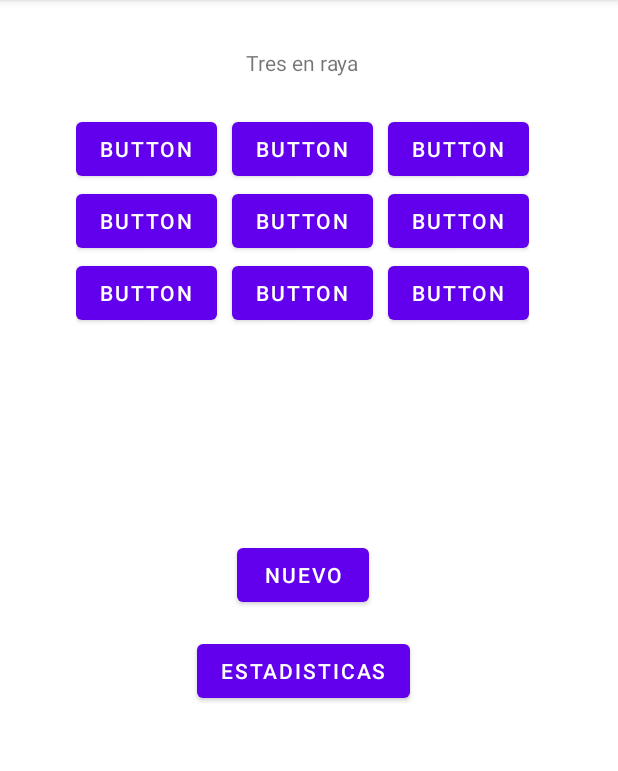
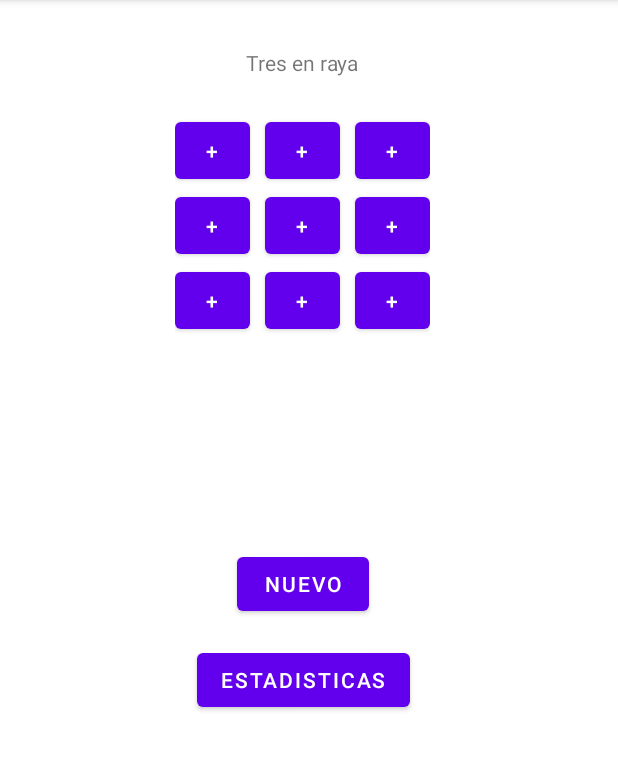
Before and after one commit to Melanie1800/APP_Lab1, an Android app: the TresActivity screen opened directly, with no data from a screen before it, on a phone screen of 412 x 824 dp, the part 84-855 px from its top. Run offline under Robolectric (Android 15) with nearby library versions, the phone set to English and light mode, and no system bars.

Commit message:
interfaz tres

```diff
--- a/app/src/main/res/layout/activity_tres.xml
+++ b/app/src/main/res/layout/activity_tres.xml
@@ -4,6 +4,7 @@
     xmlns:tools="http://schemas.android.com/tools"
     android:layout_width="match_parent"
     android:layout_height="match_parent"
+    android:minWidth="50dp"
     tools:context=".TresActivity">
 
     <TextView
@@ -31,9 +32,9 @@
 
             <Button
                 android:id="@+id/btn1_tres"
-                android:layout_width="wrap_content"
-                android:layout_height="wrap_content"
-                android:text="Button" />
+                android:layout_width="50dp"
+                android:layout_height="50dp"
+                android:text="+" />
 
             <Space
                 android:layout_width="10dp"
@@ -41,9 +42,9 @@
 
             <Button
                 android:id="@+id/btn2_tres"
-                android:layout_width="wrap_content"
-                android:layout_height="wrap_content"
-                android:text="Button" />
+                android:layout_width="50dp"
+                android:layout_height="50dp"
+                android:text="+" />
 
             <Space
                 android:layout_width="10dp"
@@ -51,9 +52,9 @@
 
             <Button
                 android:id="@+id/btn3_tres"
-                android:layout_width="wrap_content"
-                android:layout_height="wrap_content"
-                android:text="Button" />
+                android:layout_width="50dp"
+                android:layout_height="50dp"
+                android:text="+" />
 
         </TableRow>
 
@@ -63,9 +64,9 @@
 
             <Button
                 android:id="@+id/btn4_tres"
-                android:layout_width="wrap_content"
-                android:layout_height="wrap_content"
-                android:text="Button" />
+                android:layout_width="50dp"
+                android:layout_height="50dp"
+                android:text="+" />
 
             <Space
                 android:layout_width="10dp"
@@ -73,9 +74,9 @@
 
             <Button
                 android:id="@+id/btn5_tres"
-                android:layout_width="wrap_content"
-                android:layout_height="wrap_content"
-                android:text="Button" />
+                android:layout_width="50dp"
+                android:layout_height="50dp"
+                android:text="+" />
 
             <Space
                 android:layout_width="10dp"
@@ -83,9 +84,9 @@
 
             <Button
                 android:id="@+id/btn6_tres"
-                android:layout_width="wrap_content"
-                android:layout_height="wrap_content"
-                android:text="Button" />
+                android:layout_width="50dp"
+                android:layout_height="50dp"
+                android:text="+" />
 
         </TableRow>
 
@@ -95,9 +96,9 @@
 
             <Button
                 android:id="@+id/btn7_tres"
-                android:layout_width="wrap_content"
-                android:layout_height="wrap_content"
-                android:text="Button" />
+                android:layout_width="50dp"
+                android:layout_height="50dp"
+                android:text="+" />
 
             <Space
                 android:layout_width="10dp"
@@ -105,9 +106,9 @@
 
             <Button
                 android:id="@+id/btn8_tres"
-                android:layout_width="wrap_content"
-                android:layout_height="wrap_content"
-                android:text="Button" />
+                android:layout_width="50dp"
+                android:layout_height="50dp"
+                android:text="+" />
 
             <Space
                 android:layout_width="10dp"
@@ -115,9 +116,9 @@
 
             <Button
                 android:id="@+id/btn9_tres"
-                android:layout_width="wrap_content"
-                android:layout_height="wrap_content"
-                android:text="Button" />
+                android:layout_width="50dp"
+                android:layout_height="50dp"
+                android:text="+" />
 
         </TableRow>
 
```
